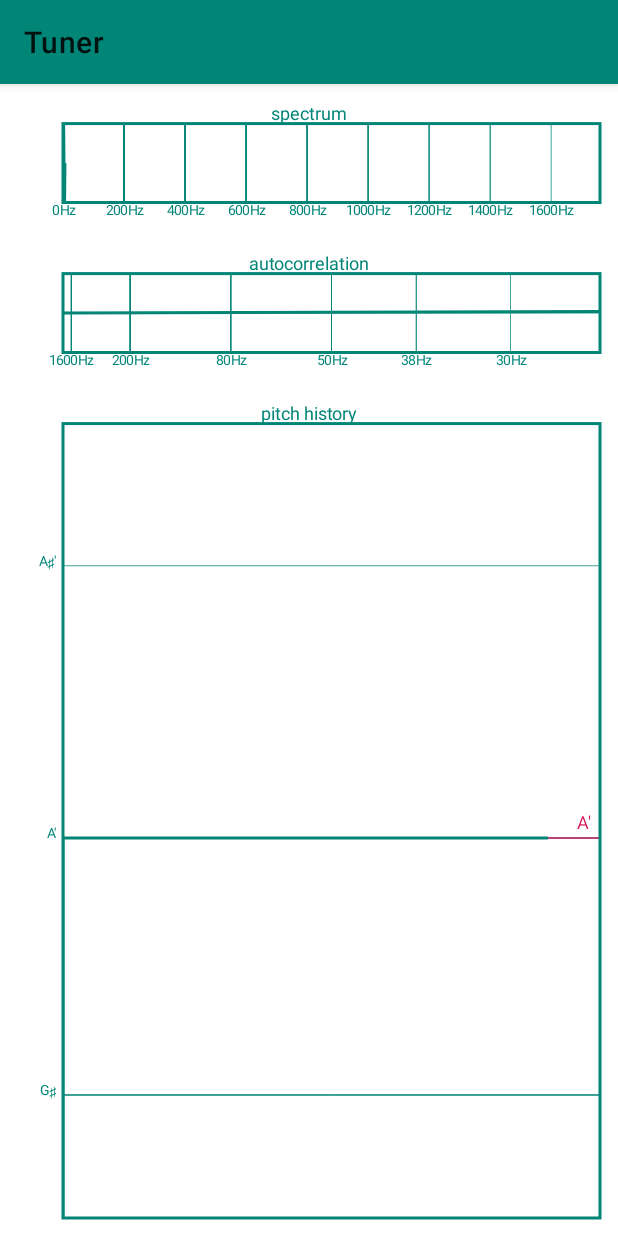
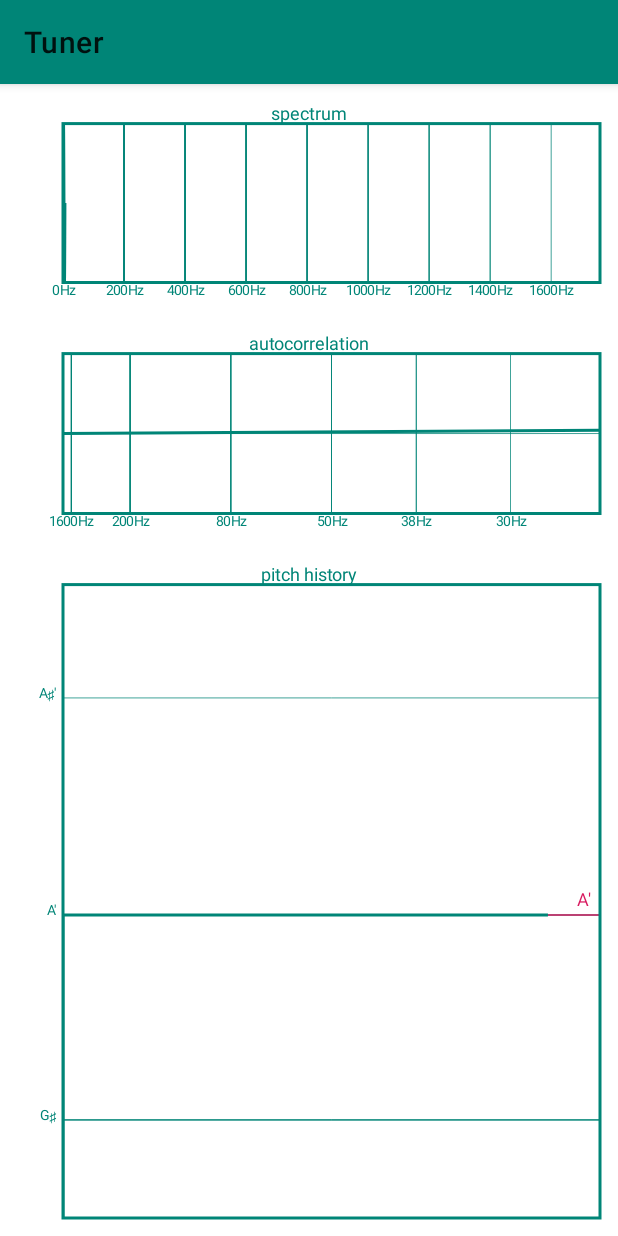
Before and after one commit to thetwom/Tuner, an Android app: the screen it shows after launch (MainActivity), on a phone screen of 412 x 824 dp. Run offline under Robolectric (Android 15) with nearby library versions, the phone set to English and light mode, and no system bars; 4 statements that could not run were skipped.

Commit message:
Slightly improve the layouts.

```diff
--- a/app/src/main/res/layout-land/activity_main.xml
+++ b/app/src/main/res/layout-land/activity_main.xml
@@ -34,6 +34,7 @@
         app:layout_constraintLeft_toLeftOf="parent"
         app:layout_constraintRight_toLeftOf="@id/pitch_plot"
         app:layout_constraintTop_toTopOf="parent"
+        app:layout_constraintHorizontal_weight="0.3"
         app:markColor="?attr/colorSecondary"
         app:plotLineWidth="2dp"
         app:tickLineWidth="0.5dp"
@@ -66,6 +67,7 @@
         app:layout_constraintLeft_toRightOf="@id/spectrum_plot"
         app:layout_constraintRight_toRightOf="parent"
         app:layout_constraintTop_toTopOf="parent"
+        app:layout_constraintHorizontal_weight="0.35"
         app:markColor="?attr/colorSecondary"
         app:plotLineWidth="2dp"
         app:pointColor="?attr/colorSecondary"
--- a/app/src/main/res/layout/activity_main.xml
+++ b/app/src/main/res/layout/activity_main.xml
@@ -38,52 +38,51 @@
     <de.moekadu.tuner.PlotView
         android:id="@+id/spectrum_plot"
         android:layout_width="match_parent"
-        android:layout_height="100dp"
+        android:layout_height="0dp"
         android:padding="12dp"
+        app:layout_constraintBottom_toTopOf="@+id/correlation_plot"
+        app:layout_constraintTop_toTopOf="parent"
+        app:layout_constraintVertical_weight="0.2"
+        app:markColor="?attr/colorSecondary"
+        app:plotLineWidth="2dp"
+        app:tickLineWidth="0.5dp"
+        app:tickTextSize="9dp"
         app:title="spectrum"
-        app:plotLineWidth="2dp"
-        app:tickTextSize="9dp"
-        app:tickLineWidth="0.5dp"
         app:yTickLabelWidth="30sp"
-        app:markColor="?attr/colorSecondary"
-        app:layout_constraintTop_toTopOf="parent"
-        app:layout_constraintLeft_toLeftOf="parent"
-        app:layout_constraintRight_toRightOf="parent"
-        />
+        tools:layout_editor_absoluteX="0dp" />
 
     <de.moekadu.tuner.PlotView
         android:id="@+id/correlation_plot"
         android:layout_width="match_parent"
-        android:layout_height="100dp"
+        android:layout_height="0dp"
         android:padding="12dp"
+        app:layout_constraintBottom_toTopOf="@+id/pitch_plot"
+        app:layout_constraintTop_toBottomOf="@+id/spectrum_plot"
+        app:layout_constraintVertical_weight="0.2"
+        app:markColor="?attr/colorSecondary"
+        app:plotLineWidth="2dp"
+        app:tickLineWidth="0.5dp"
+        app:tickTextSize="9dp"
         app:title="autocorrelation"
-        app:plotLineWidth="2dp"
-        app:tickTextSize="9dp"
-        app:tickLineWidth="0.5dp"
         app:yTickLabelWidth="30sp"
-        app:markColor="?attr/colorSecondary"
-        app:layout_constraintTop_toBottomOf="@id/spectrum_plot"
-        app:layout_constraintLeft_toLeftOf="parent"
-        app:layout_constraintRight_toRightOf="parent"
-        />
+        tools:layout_editor_absoluteX="0dp" />
 
     <de.moekadu.tuner.PlotView
         android:id="@+id/pitch_plot"
         android:layout_width="match_parent"
         android:layout_height="0dp"
         android:padding="12dp"
+        app:layout_constraintBottom_toBottomOf="parent"
+        app:layout_constraintTop_toBottomOf="@+id/correlation_plot"
+        app:layout_constraintVertical_weight="0.6"
+        app:markColor="?attr/colorSecondary"
+        app:plotLineWidth="2dp"
+        app:pointColor="?attr/colorSecondary"
+        app:tickLineWidth="0.5dp"
+        app:tickTextSize="9dp"
         app:title="pitch history"
-        app:plotLineWidth="2dp"
-        app:tickTextSize="9dp"
-        app:tickLineWidth="0.5dp"
         app:yTickLabelWidth="30sp"
-        app:markColor="?attr/colorSecondary"
-        app:pointColor="?attr/colorSecondary"
-        app:layout_constraintTop_toBottomOf="@id/correlation_plot"
-        app:layout_constraintBottom_toBottomOf="parent"
-        app:layout_constraintLeft_toLeftOf="parent"
-        app:layout_constraintRight_toRightOf="parent"
-        />
+        tools:layout_editor_absoluteX="0dp" />
 
     <!--    <de.moekadu.tuner.VolumeMeter-->
     <!--        android:id="@+id/volume_meter"-->
```
Lines whose indentation alone changed are shown as unchanged.
